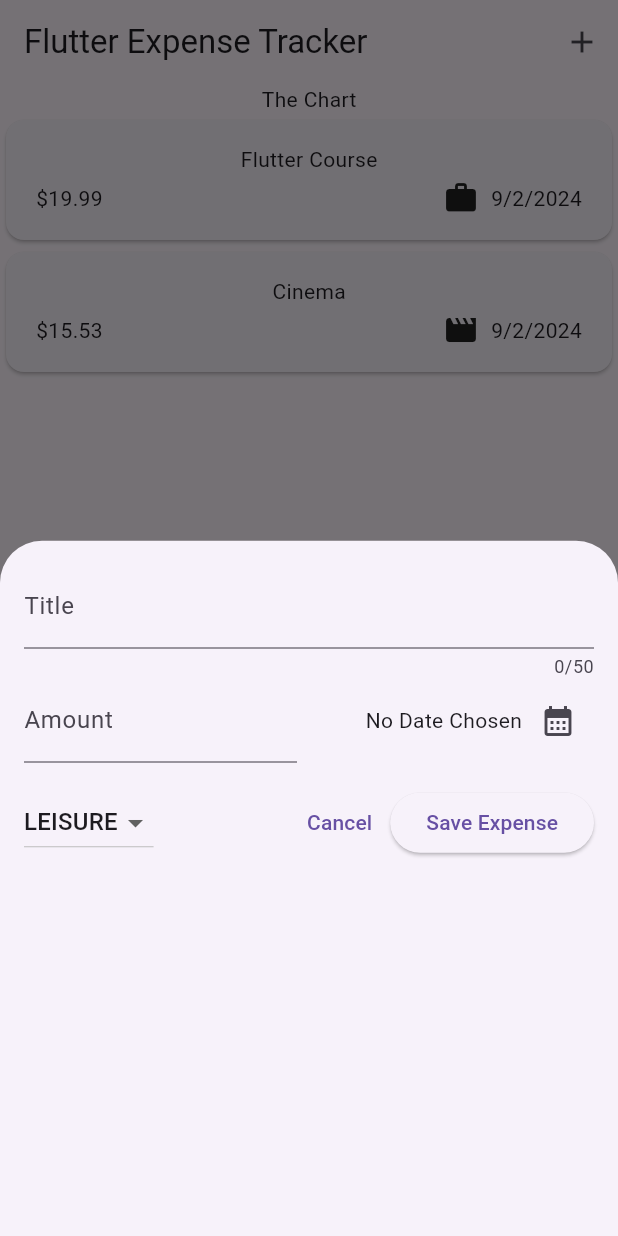
After one commit to akbariv/expense_tracker, a Flutter app: the screen it shows after launch, after a tap on the "add" icon, on a phone screen of 412 x 824 dp. The commit adds this screen. Run offline on Flutter 3.47's test engine with Material 3 defaults, Android fonts, the phone set to English and light mode, and no system bars.

Commit message:
create empty validation

```diff
--- a/lib/expenses.dart
+++ b/lib/expenses.dart
@@ -1,4 +1,5 @@
 import 'package:expense_tracker/widgets/expenses_list/expenses_list.dart';
+import 'package:expense_tracker/widgets/new_expense.dart';
 import 'package:flutter/material.dart';
 
 import 'package:expense_tracker/models/expense.dart';
@@ -25,10 +26,25 @@ class _ExpensesState extends State<Expenses> {
         date: DateTime.now(),
         category: Category.leisure),
   ];
+  void _openAddExpenseOverlay() {
+    showModalBottomSheet(
+      context: context,
+      builder: (ctx) => const NewExpense(),
+    );
+  }
 
   @override
   Widget build(BuildContext context) {
-    return  Scaffold(
+    return Scaffold(
+      appBar: AppBar(
+        title: const Text("Flutter Expense Tracker"),
+        actions: [
+          IconButton(
+            onPressed: _openAddExpenseOverlay,
+            icon: const Icon(Icons.add),
+          )
+        ],
+      ),
       body: Column(
         children: [
           const Text("The Chart"),
--- a/lib/main.dart
+++ b/lib/main.dart
@@ -4,8 +4,9 @@ import 'package:expense_tracker/expenses.dart';
 
 void main() {
   runApp(
-    const MaterialApp(
-      home: Expenses(),
+     MaterialApp(
+      theme: ThemeData(useMaterial3: true),
+      home: const Expenses(),
   ),
   );
 }
--- /dev/null
+++ b/lib/widgets/new_expense.dart
@@ -0,0 +1,146 @@
+import 'package:flutter/cupertino.dart';
+import 'package:flutter/material.dart';
+import 'package:flutter/widgets.dart';
+import 'package:expense_tracker/models/expense.dart';
+
+class NewExpense extends StatefulWidget {
+  const NewExpense({super.key});
+
+  @override
+  State<NewExpense> createState() {
+    return _NewExpenseState();
+  }
+}
+
+class _NewExpenseState extends State<NewExpense> {
+  final _titleController = TextEditingController();
+  final _amountController = TextEditingController();
+  DateTime? _selectedDate;
+  Category _selectedCategory = Category.leisure;
+
+  void _presentDatePicker() async {
+    final now = DateTime.now();
+    final firstDate = DateTime(now.year - 1, now.month, now.day);
+    final pickedDate = await showDatePicker(
+        context: context,
+        initialDate: now,
+        firstDate: firstDate,
+        lastDate: now);
+    setState(() {
+      _selectedDate = pickedDate;
+    });
+  }
+
+  void _submitExpenseData() {
+    final enteredAmount = double.tryParse(_amountController.text);
+    final amountIsInvalid = enteredAmount == null || enteredAmount <= 0;
+    if (_titleController.text.trim().isEmpty ||
+        amountIsInvalid ||
+        _selectedDate == null) {
+      showDialog(
+        context: context,
+        builder: (ctx) => AlertDialog(
+          title: const Text('Invalid input'),
+          content: const Text(
+              'Please make sure a valid title, amount, and date are entered. Then try again.'),
+          actions: [
+            TextButton(
+                onPressed: () {
+                  Navigator.pop(ctx);
+                },
+                child: const Text('Ok'))
+          ],
+        ),
+      );
+      return;
+    }
+  }
+
+  @override
+  void dispose() {
+    _titleController.dispose();
+    _amountController.dispose();
+    super.dispose();
+  }
+
+  @override
+  Widget build(BuildContext context) {
+    return Padding(
+      padding: const EdgeInsets.all(16),
+      child: Column(
+        children: [
+          TextField(
+            controller: _titleController,
+            maxLength: 50,
+            decoration: const InputDecoration(
+              label: Text('Title'),
+            ),
+          ),
+          Row(
+            children: [
+              Expanded(
+                child: TextField(
+                  controller: _amountController,
+                  keyboardType: TextInputType.number,
+                  decoration: const InputDecoration(
+                    prefixText: '\$ ',
+                    label: Text('Amount'),
+                  ),
+                ),
+              ),
+              const SizedBox(width: 16),
+              Expanded(
+                  child: Row(
+                mainAxisAlignment: MainAxisAlignment.end,
+                crossAxisAlignment: CrossAxisAlignment.center,
+                children: [
+                  Text(_selectedDate == null
+                      ? 'No Date Chosen'
+                      : formatter.format(_selectedDate!)),
+                  IconButton(
+                      onPressed: _presentDatePicker,
+                      icon: const Icon(Icons.calendar_month)),
+                ],
+              ))
+            ],
+          ),
+          const SizedBox(height: 16),
+          Row(
+            children: [
+              DropdownButton(
+                  value: _selectedCategory,
+                  items: Category.values
+                      .map(
+                        (category) => DropdownMenuItem(
+                          value: category,
+                          child: Text(
+                            category.name.toUpperCase(),
+                          ),
+                        ),
+                      )
+                      .toList(),
+                  onChanged: (value) {
+                    if (value == null) {
+                      return;
+                    }
+                    setState(() {
+                      _selectedCategory = value;
+                    });
+                  }),
+              const Spacer(),
+              TextButton(
+                onPressed: () {
+                  Navigator.pop(context);
+                },
+                child: const Text('Cancel'),
+              ),
+              ElevatedButton(
+                  onPressed: _submitExpenseData,
+                  child: const Text('Save Expense')),
+            ],
+          )
+        ],
+      ),
+    );
+  }
+}
```
